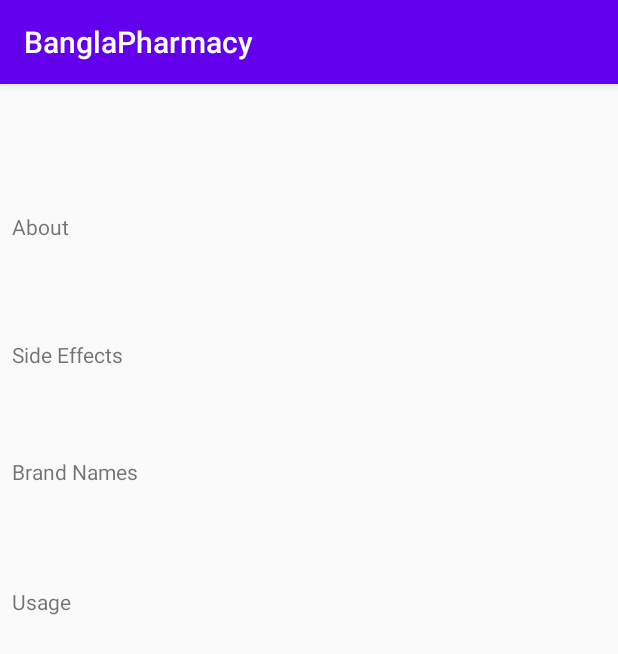
After one commit to ahussain1/medicine-app, an Android app: the DrugSummaryActivity screen opened directly, with no data from a screen before it, on a phone screen of 412 x 824 dp. The commit adds this screen. Shown: the top 654 px of the screen. Run offline under Robolectric (Android 15) with nearby library versions, the phone set to English and light mode, and no system bars.

Commit message:
Adds recycler view

```diff
--- a/app/build.gradle
+++ b/app/build.gradle
@@ -36,6 +36,7 @@ dependencies {
     androidTestImplementation 'androidx.test.espresso:espresso-core:3.2.0'
     implementation 'com.google.firebase:firebase-firestore-ktx:21.4.1'
     implementation 'com.google.firebase:firebase-analytics:17.2.3'
+    implementation "androidx.recyclerview:recyclerview:1.1.0"
 }
 
 apply plugin: 'com.google.gms.google-services'
--- a/app/src/main/AndroidManifest.xml
+++ b/app/src/main/AndroidManifest.xml
@@ -9,6 +9,7 @@
         android:roundIcon="@mipmap/ic_launcher_round"
         android:supportsRtl="true"
         android:theme="@style/AppTheme">
+        <activity android:name=".Controller.DrugSummaryActivity"></activity>
         <activity android:name=".Controller.MainActivity">
             <intent-filter>
                 <action android:name="android.intent.action.MAIN" />
--- /dev/null
+++ b/app/src/main/java/com/example/banglapharmacy/Controller/DrugSummaryActivity.kt
@@ -0,0 +1,26 @@
+package com.example.banglapharmacy.Controller
+
+import androidx.appcompat.app.AppCompatActivity
+import android.os.Bundle
+import com.example.banglapharmacy.Model.Drug
+import com.example.banglapharmacy.R
+import kotlinx.android.synthetic.main.activity_drug_summary.*
+
+class DrugSummaryActivity : AppCompatActivity() {
+
+    override fun onCreate(savedInstanceState: Bundle?) {
+        super.onCreate(savedInstanceState)
+        setContentView(R.layout.activity_drug_summary)
+        populateFields()
+    }
+
+    fun populateFields() {
+        val drug = getIntent().getSerializableExtra("drug") as? Drug
+
+        drugName.text = drug?.name
+        description.text = drug?.description
+        sideEffects.text = drug?.sideEffects
+        usage.text = drug?.usage
+        brandName.text = drug?.brandNames
+    }
+}
--- /dev/null
+++ b/app/src/main/java/com/example/banglapharmacy/Model/Drug.kt
@@ -0,0 +1,5 @@
+package com.example.banglapharmacy.Model
+
+import java.io.Serializable
+
+class Drug(val name: String, val description: String, val brandNames: String, val sideEffects: String, val usage: String) : Serializable
--- /dev/null
+++ b/app/src/main/res/layout/activity_drug_summary.xml
@@ -0,0 +1,100 @@
+<?xml version="1.0" encoding="utf-8"?>
+<androidx.constraintlayout.widget.ConstraintLayout xmlns:android="http://schemas.android.com/apk/res/android"
+    xmlns:app="http://schemas.android.com/apk/res-auto"
+    xmlns:tools="http://schemas.android.com/tools"
+    android:layout_width="match_parent"
+    android:layout_height="match_parent"
+    tools:context=".Controller.DrugSummaryActivity">
+
+    <TextView
+        android:layout_width="231dp"
+        android:layout_height="37dp"
+        android:id="@+id/drugName" tools:text="Acetaminophen"
+        android:textStyle="bold" android:textSize="24sp"
+        app:layout_constraintStart_toStartOf="parent" android:layout_marginLeft="8dp"
+        android:layout_marginStart="8dp" android:layout_marginTop="24dp"
+        app:layout_constraintTop_toTopOf="parent"/>
+
+    <TextView
+        android:id="@+id/description"
+        android:layout_width="0dp"
+        android:layout_height="wrap_content"
+        android:layout_marginStart="8dp"
+        android:layout_marginLeft="8dp"
+        android:layout_marginTop="16dp"
+        android:layout_marginEnd="8dp"
+        android:layout_marginRight="8dp"
+        app:layout_constraintEnd_toEndOf="parent"
+        app:layout_constraintHorizontal_bias="0.578"
+        app:layout_constraintStart_toStartOf="parent"
+        app:layout_constraintTop_toBottomOf="@+id/aboutLabel"
+        tools:text="Acetaminophen is a pain reliever and a fever reducer.  Acetaminophen is used to treat mild to moderate and pain, to treat moderate to severe pain in conjunction with opiates, or to reduce fever. Common conditions that acetaminophen treats include headache, muscle aches, arthritis, backache, toothaches, colds, and fevers.  Acetaminophen may also be used for purposes not listed in this medication guide. It is typically used orally, but can be given intravenously.  " />
+
+    <TextView
+        android:text="About"
+        android:layout_width="60dp"
+        android:layout_height="18dp"
+        android:id="@+id/aboutLabel" app:layout_constraintStart_toStartOf="parent" android:layout_marginLeft="8dp"
+        android:layout_marginStart="8dp" android:layout_marginTop="24dp"
+        app:layout_constraintTop_toBottomOf="@+id/drugName"/>
+
+    <TextView
+        android:text="Side Effects"
+        android:layout_width="wrap_content"
+        android:layout_height="wrap_content"
+        android:id="@+id/sideEffectsLabel" android:layout_marginTop="32dp"
+        app:layout_constraintTop_toBottomOf="@+id/description" app:layout_constraintStart_toStartOf="parent"
+        android:layout_marginLeft="8dp" android:layout_marginStart="8dp"/>
+
+    <TextView
+        android:id="@+id/sideEffects"
+        android:layout_width="wrap_content"
+        android:layout_height="wrap_content"
+        android:layout_marginStart="8dp"
+        android:layout_marginLeft="8dp"
+        android:layout_marginTop="16dp"
+        app:layout_constraintStart_toStartOf="parent"
+        app:layout_constraintTop_toBottomOf="@+id/sideEffectsLabel"
+        tools:text="The side effects of Acetaminophen is liver failure and death" />
+
+    <TextView
+        android:text="Brand Names"
+        android:layout_width="wrap_content"
+        android:layout_height="wrap_content"
+        android:id="@+id/brandNameLabel" app:layout_constraintStart_toStartOf="parent"
+        android:layout_marginLeft="8dp" android:layout_marginStart="8dp" android:layout_marginTop="23dp"
+        app:layout_constraintTop_toBottomOf="@+id/sideEffects"/>
+
+    <TextView
+        android:id="@+id/brandName"
+        android:layout_width="wrap_content"
+        android:layout_height="wrap_content"
+        android:layout_marginStart="8dp"
+        android:layout_marginLeft="8dp"
+        android:layout_marginTop="16dp"
+        app:layout_constraintStart_toStartOf="parent"
+        app:layout_constraintTop_toBottomOf="@+id/brandNameLabel"
+        tools:text="Tylenol, Paracemetol" />
+
+    <TextView
+        android:text="Usage"
+        android:layout_width="wrap_content"
+        android:layout_height="wrap_content"
+        android:id="@+id/usageLabel"
+        app:layout_constraintTop_toBottomOf="@+id/brandName" android:layout_marginTop="32dp"
+        app:layout_constraintStart_toStartOf="parent" android:layout_marginLeft="8dp"
+        android:layout_marginStart="8dp"/>
+
+    <TextView
+        android:id="@+id/usage"
+        android:layout_width="wrap_content"
+        android:layout_height="wrap_content"
+        android:layout_marginStart="8dp"
+        android:layout_marginLeft="8dp"
+        android:layout_marginTop="16dp"
+        app:layout_constraintStart_toStartOf="parent"
+        app:layout_constraintTop_toBottomOf="@+id/usageLabel"
+        tools:text="For adults, take two twice a day" />
+
+
+</androidx.constraintlayout.widget.ConstraintLayout>
```
Also changed, not shown: app/src/main/java/com/example/banglapharmacy/Adapters/DrugRecyclerAdapter.kt (added, +38 -0 lines), app/src/main/java/com/example/banglapharmacy/Controller/MainActivity.kt (+49 -7 lines), app/src/main/res/layout/activity_main.xml (+17 -8 lines), app/src/main/res/layout/drug_list_item.xml (added, +24 -0 lines).
